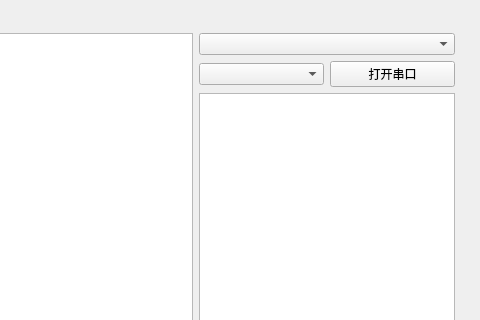
qianniu123/protocolTool, file widget.ui: the form before one commit; both pictures show x 439 to 919 and y 0 to 320 of the 919 by 582 pixel window.
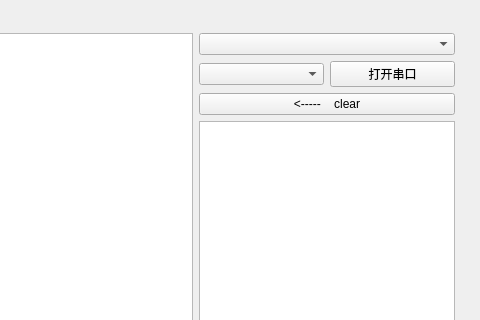
The form after the commit.

```diff
--- a/widget.ui
+++ b/widget.ui
@@ -64,6 +64,13 @@
         </item>
        </layout>
       </item>
+      <item>
+       <widget class="QPushButton" name="pushButton_clearText">
+        <property name="text">
+         <string>&lt;-----    clear</string>
+        </property>
+       </widget>
+      </item>
       <item>
        <widget class="QTableWidget" name="tableWidget_cmd">
         <property name="sizePolicy">
```
